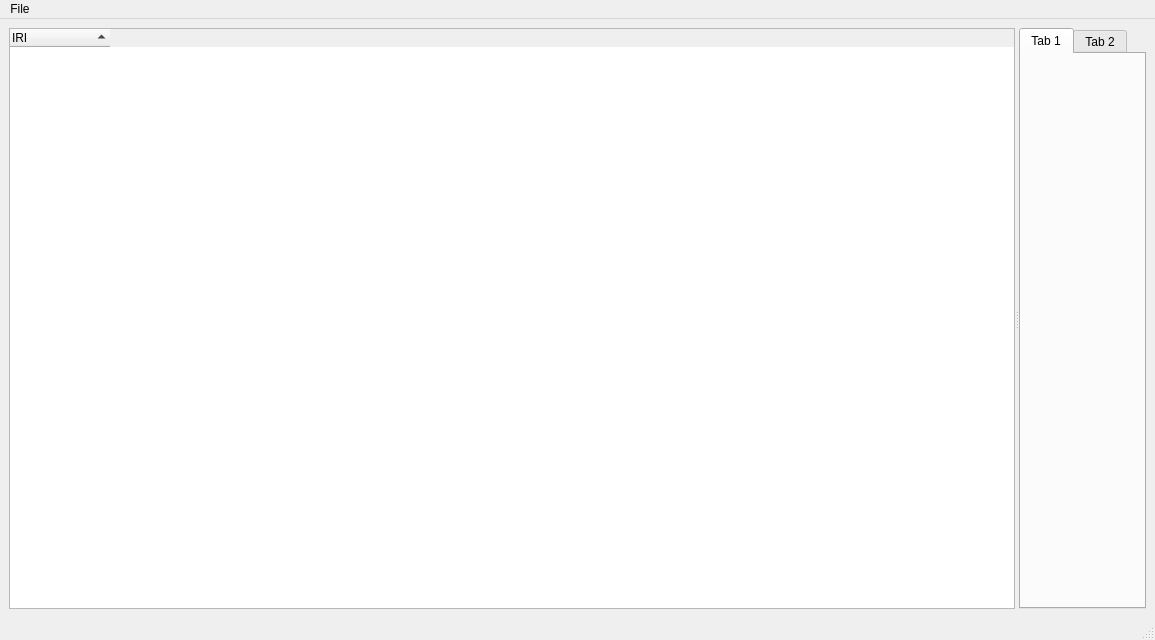
This is src/omviz.ui in rock-core/tools-graph_analysis as Qt 5 draws it before an edit. The edited form follows.
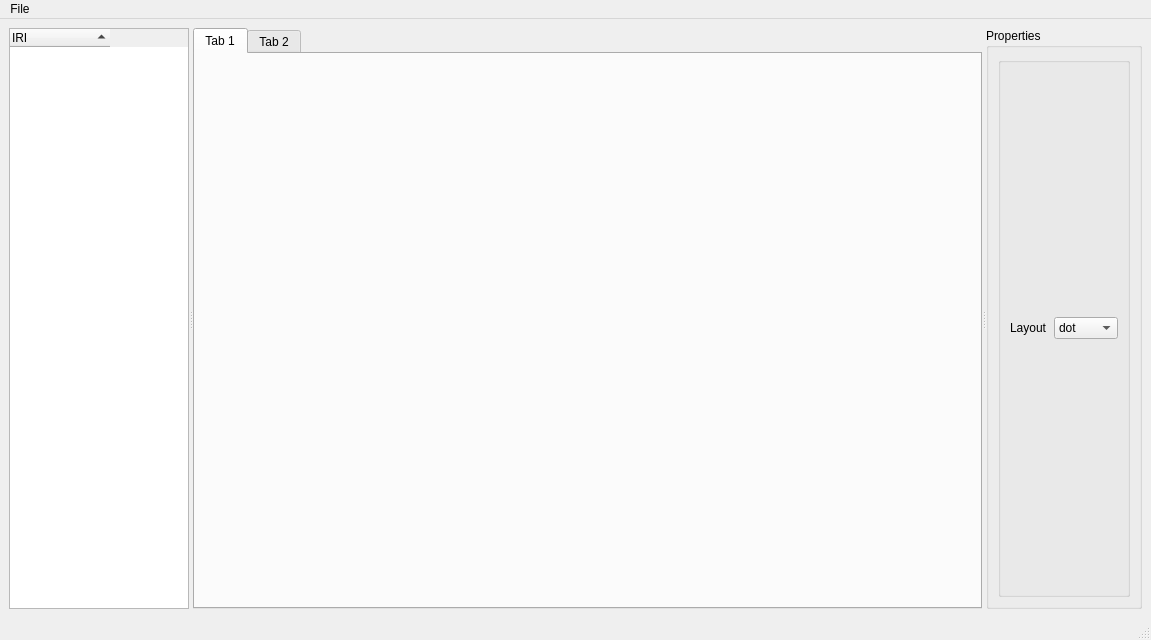
This is the edited form. The open tabs and pages were chosen to show the change.

```diff
--- a/src/omviz.ui
+++ b/src/omviz.ui
@@ -6,7 +6,7 @@
    <rect>
     <x>0</x>
     <y>0</y>
-    <width>1155</width>
+    <width>1151</width>
     <height>640</height>
    </rect>
   </property>
@@ -55,6 +55,12 @@
        </column>
       </widget>
       <widget class="QTabWidget" name="tabWidget">
+       <property name="sizePolicy">
+        <sizepolicy hsizetype="Expanding" vsizetype="Expanding">
+         <horstretch>10</horstretch>
+         <verstretch>0</verstretch>
+        </sizepolicy>
+       </property>
        <property name="currentIndex">
         <number>1</number>
        </property>
@@ -69,6 +75,85 @@
         </attribute>
        </widget>
       </widget>
+      <widget class="QGroupBox" name="groupBox">
+       <property name="title">
+        <string>Properties</string>
+       </property>
+       <property name="alignment">
+        <set>Qt::AlignLeading|Qt::AlignLeft|Qt::AlignTop</set>
+       </property>
+       <layout class="QVBoxLayout" name="verticalLayout_2">
+        <item>
+         <widget class="QGroupBox" name="groupBox_2">
+          <property name="title">
+           <string/>
+          </property>
+          <property name="alignment">
+           <set>Qt::AlignLeading|Qt::AlignLeft|Qt::AlignTop</set>
+          </property>
+          <layout class="QHBoxLayout" name="horizontalLayout">
+           <item>
+            <widget class="QLabel" name="label">
+             <property name="sizePolicy">
+              <sizepolicy hsizetype="Preferred" vsizetype="Fixed">
+               <horstretch>0</horstretch>
+               <verstretch>0</verstretch>
+              </sizepolicy>
+             </property>
+             <property name="text">
+              <string>Layout</string>
+             </property>
+            </widget>
+           </item>
+           <item>
+            <widget class="QComboBox" name="comboBox">
+             <item>
+              <property name="text">
+               <string>dot</string>
+              </property>
+             </item>
+             <item>
+              <property name="text">
+               <string>circo</string>
+              </property>
+             </item>
+             <item>
+              <property name="text">
+               <string>fdp</string>
+              </property>
+             </item>
+             <item>
+              <property name="text">
+               <string>neato</string>
+              </property>
+             </item>
+             <item>
+              <property name="text">
+               <string>osage</string>
+              </property>
+             </item>
+             <item>
+              <property name="text">
+               <string>sfdp</string>
+              </property>
+             </item>
+             <item>
+              <property name="text">
+               <string>twopi</string>
+              </property>
+             </item>
+             <item>
+              <property name="text">
+               <string>force</string>
+              </property>
+             </item>
+            </widget>
+           </item>
+          </layout>
+         </widget>
+        </item>
+       </layout>
+      </widget>
      </widget>
     </item>
    </layout>
@@ -80,7 +165,7 @@
     <rect>
      <x>0</x>
      <y>0</y>
-     <width>1155</width>
+     <width>1151</width>
      <height>23</height>
     </rect>
    </property>
```
Left out of the diff: 4 changed lines with no effect on the pictures.
